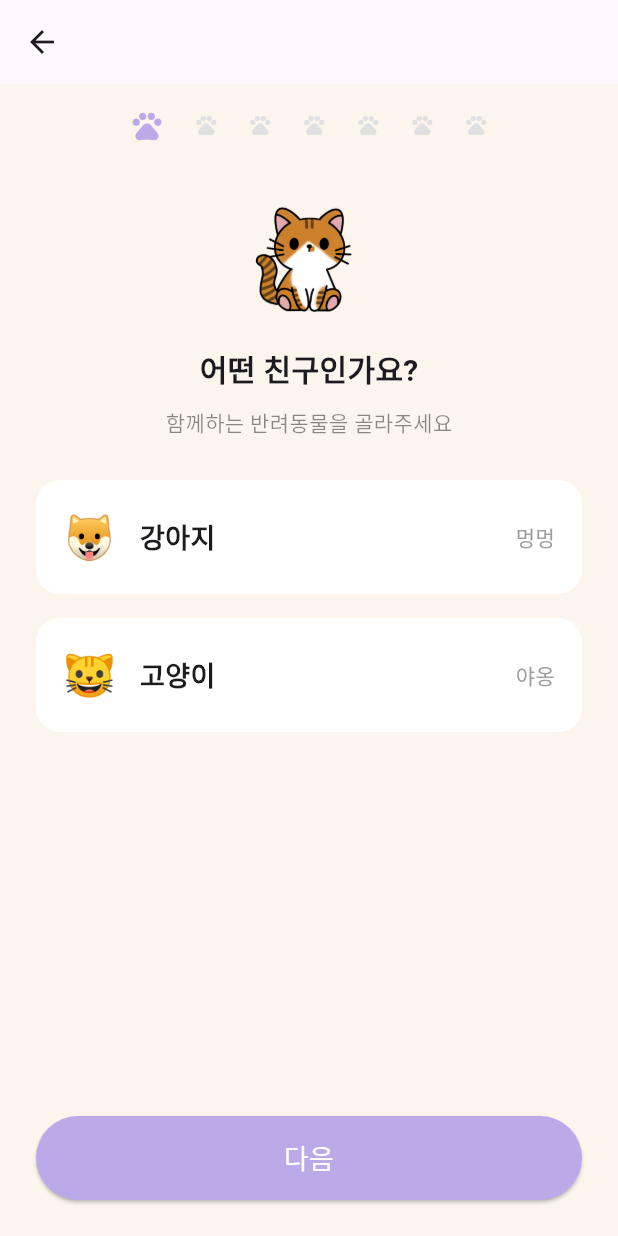
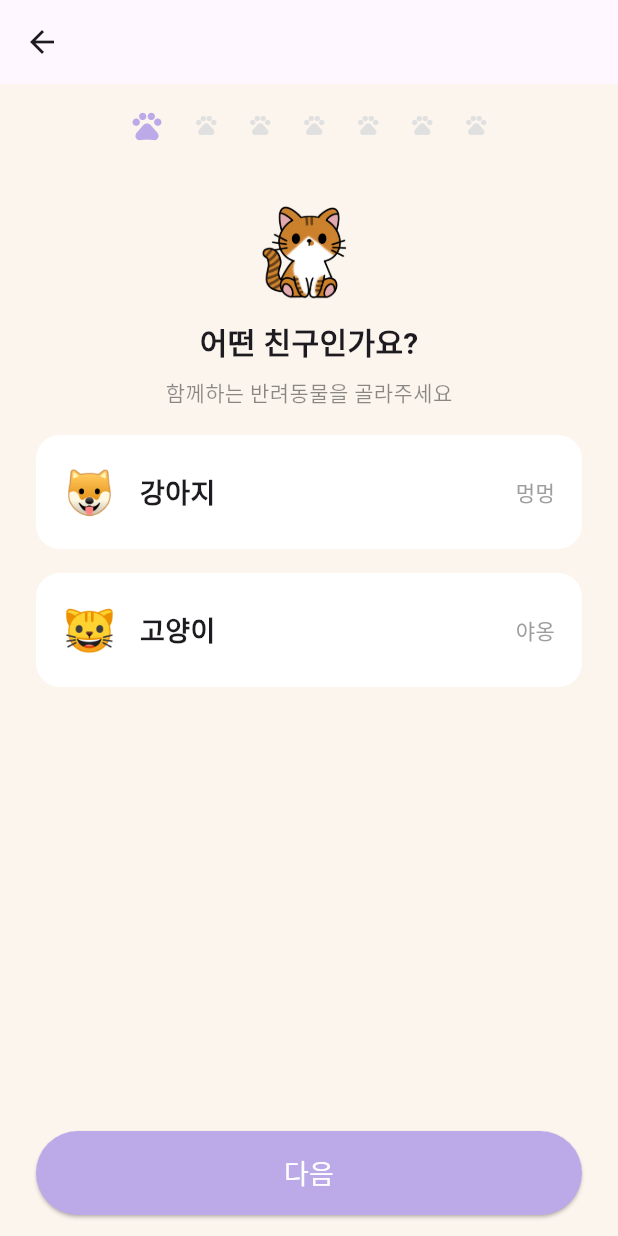
Before and after one commit to dmswl2515/Mungnyang, a Flutter app: the PetRegistrationsScreen screen opened directly, on a phone screen of 412 x 824 dp. Run offline on Flutter 3.47's test engine with Material 3 defaults, Android fonts, the phone set to English and light mode, and no system bars; our stand-ins replace cloud_firestore, confetti, curved_navigation_bar, dash_chat_2, date_picker_timeline, firebase_auth and 24 more; missing offline and left inert: board_datetime_picker, day_night_switcher, flutter_polyline_points; accounts and stored records are empty; network calls fail; Roboto replaces fonts that are missing (Jua).

Commit message:
feat: Step6 몸무게, Step7 등록 확인 페이지 구현

```diff
--- a/lib/core/constants/app_colors.dart
+++ b/lib/core/constants/app_colors.dart
@@ -3,3 +3,4 @@ import 'package:flutter/material.dart';
 const mainColor = Color(0xFFFBF5EE);
 const pointColor = Color(0xFFBBA9E8);
 const subColor = Color(0xFFEFC65A);
+const greyColor = Colors.black45;
--- a/lib/presentation/features/pet/screens/pet_registration_screen.dart
+++ b/lib/presentation/features/pet/screens/pet_registration_screen.dart
@@ -16,6 +16,7 @@ class PetRegistrationsScreen extends ConsumerStatefulWidget {
 class _PetRegistrationScreenState extends ConsumerState<PetRegistrationsScreen> {
   final PageController _pageController = PageController();
   final TextEditingController _nameController = TextEditingController();
+  final TextEditingController _weightController = TextEditingController();
   final int _totalSteps = 7;
   int _currentStep = 0;
   String _breedSearch = '';
@@ -28,6 +29,7 @@ class _PetRegistrationScreenState extends ConsumerState<PetRegistrationsScreen>
   void dispose() {
     _pageController.dispose();
     _nameController.dispose();
+    _weightController.dispose();
     super.dispose();
   }
 
@@ -49,6 +51,9 @@ class _PetRegistrationScreenState extends ConsumerState<PetRegistrationsScreen>
       );
       setState(() => _currentStep--);
     }
+  }
+
+  void _submitForm() {//TODO: 등록 로직
   }
 
   @override
@@ -114,34 +119,82 @@ class _PetRegistrationScreenState extends ConsumerState<PetRegistrationsScreen>
   Widget _buildStepHeader({required String title, required String subtitle}) {
     return Column(
       children: [
-        Image.asset('assets/images/부비.png', width: 80, height: 80),
-        const SizedBox(height: 16),
+        Image.asset('assets/images/부비.png', width: 70, height: 70),
+        const SizedBox(height: 8),
         Text(title, style: const TextStyle(fontSize: 20, fontWeight: FontWeight.bold)),
-        const SizedBox(height: 10),
-        Text(subtitle, style: const TextStyle(color: Colors.black45)),
-        const SizedBox(height: 28),
+        const SizedBox(height: 8),
+        Text(subtitle, style: const TextStyle(color: greyColor)),
+        const SizedBox(height: 18),
       ],
     );
   }
 
   Widget _buildNextButton() {
+    final isLastStep = _currentStep == _totalSteps - 1;
+
     return Padding(
-      padding: const EdgeInsets.all(24),
+      padding: const EdgeInsets.fromLTRB(24, 2, 24, 14),
       child: SizedBox(
         width: double.infinity,
         height: 56,
         child: ElevatedButton(
-          onPressed: _nextPage,
+          onPressed: isLastStep ? _submitForm : _nextPage,
           style: ElevatedButton.styleFrom(
             backgroundColor: pointColor,
             shape: RoundedRectangleBorder(
               borderRadius: BorderRadius.circular(30),
             ),
           ),
-          child: const Text(
-            '다음',
-            style: TextStyle(fontSize: 18, color: Colors.white),
+          child: Text(isLastStep ? '등록' : '다음',
+            style: const TextStyle(fontSize: 18, color: Colors.white),
           ),
+        ),
+      ),
+    );
+  }
+
+  Widget _buildDetailsRow(String label, String value) {
+    return Padding(
+      padding: const EdgeInsets.symmetric(horizontal: 24, vertical: 6),
+      child: Row(
+        children: [
+          Text(label, style: TextStyle(color: greyColor, fontSize: 14, fontWeight: FontWeight.bold)),
+          Spacer(),
+          Text(value, style: TextStyle(fontSize: 14, fontWeight: FontWeight.bold)),
+        ],
+      ),
+    );
+  }
+
+  Widget _buildPetCard() {
+    return Padding(
+      padding: const EdgeInsets.symmetric(horizontal: 24, vertical: 4),
+      child: Container(
+        padding: const EdgeInsets.all(16),
+        decoration: BoxDecoration(
+          color: Colors.white,
+          borderRadius: BorderRadius.circular(16),
+        ),
+        child: Column(
+          children: [
+            Align(
+              alignment: Alignment.centerLeft,
+              child: Text(
+                  '${_form.breed} 정보',
+                  style: TextStyle(fontSize: 16, fontWeight: FontWeight.bold),
+                ),
+            ),
+            const Divider(),
+
+            _buildDetailsRow('품종', _form.breed ?? '-'),
+            _buildDetailsRow('이름', _form.name ?? '-'),
+            _buildDetailsRow('생일', _form.birthdate != null
+              ? '${_form.birthdate!.year}.${_form.birthdate!.month}.${_form.birthdate!.day}'
+              : '-'),
+            _buildDetailsRow('성별', _form.gender == Gender.male ? '수컷' : '암컷'),
+            _buildDetailsRow('중성화', _form.neuter == NeuterStatus.done ? '완료' : '미완료'),
+            _buildDetailsRow('몸무게', _form.weight != null ? '${_form.weight} kg' : '-'),
+          ],
         ),
       ),
     );
@@ -218,7 +271,7 @@ class _PetRegistrationScreenState extends ConsumerState<PetRegistrationsScreen>
         ],
       ),
     );
-  }
+  } // 반려동물 종류
   Widget _buildStep2() {
     // 품종 데이터 보관용
     final breeds = (_form.animal == AnimalType.dog ? dogBreeds : catBreeds)
@@ -286,7 +339,7 @@ class _PetRegistrationScreenState extends ConsumerState<PetRegistrationsScreen>
         ],
       ),
     );
-  }
+  } // 품종
   Widget _buildStep3() {
     return Padding(
       padding: const EdgeInsets.all(24),
@@ -322,7 +375,7 @@ class _PetRegistrationScreenState extends ConsumerState<PetRegistrationsScreen>
         ],
       ),
     );
-  }
+  } // 이름
   Widget _buildStep4() {
     return Padding(
       padding: const EdgeInsets.all(24),
@@ -371,7 +424,7 @@ class _PetRegistrationScreenState extends ConsumerState<PetRegistrationsScreen>
         ]
       )
     );
-  }
+  } // 생일
   Widget _buildStep5() {
     return Padding(
       padding: const EdgeInsets.all(24),
@@ -497,8 +550,59 @@ class _PetRegistrationScreenState extends ConsumerState<PetRegistrationsScreen>
         ],
       ),
     );
+  } // 성별 및 중성화 여부
+  Widget _buildStep6() {
+     return Padding(
+       padding: const EdgeInsets.all(24),
+       child: Column(
+         children: [
+           _buildStepHeader(
+               title: '몸무게를 입력해주세요',
+               subtitle: '건강그래프로 몸무게를 관리해요.'
+           ),
+           Padding(
+             padding: const EdgeInsets.fromLTRB(30, 0, 30, 0),
+             child: TextField(
+               style: const TextStyle(fontWeight: FontWeight.bold, fontSize: 18),
+               controller: _weightController,
+               keyboardType: const TextInputType.numberWithOptions(decimal: true),
+               onChanged: (value) => _form.weight = double.tryParse(value),
+               textAlign: TextAlign.center,
+               decoration: InputDecoration(
+                 suffixText: 'kg',
+                 hintText: "0.0",
+                 hintStyle: const TextStyle(fontWeight: FontWeight.bold, fontSize: 18),
+                 contentPadding: const EdgeInsets.symmetric(horizontal: 18, vertical: 20),
+                 filled: true,
+                 fillColor: Colors.white,
+                 enabledBorder: OutlineInputBorder(
+                   borderRadius: BorderRadius.circular(30),
+                   borderSide: const BorderSide(color: pointColor, width: 2),
+                 ),
+                 focusedBorder: OutlineInputBorder(
+                   borderRadius: BorderRadius.circular(30),
+                   borderSide: const BorderSide(color: pointColor, width: 2),
+                 )
+               ),
+             ),
+           )
+         ],
+       ),
+     );
+  } // 몸무게
+  Widget _buildStep7() {
+    return SingleChildScrollView(
+      padding: const EdgeInsets.all(24),
+      child: Column(
+        children: [
+          _buildStepHeader(
+              title: '${_form.name ?? '친구'} 등록 완료',
+              subtitle: '이제부터 ${_form.name ?? '친구'}의 하루를 기록해요.'
+          ),
+          _buildPetCard()
+        ],
+      ),
+    );
   }
-  Widget _buildStep6() => const Center(child: Text('Step 6: 몸무게'));
-  Widget _buildStep7() => const Center(child: Text('Step 7: 등록'));
 
 }
```
